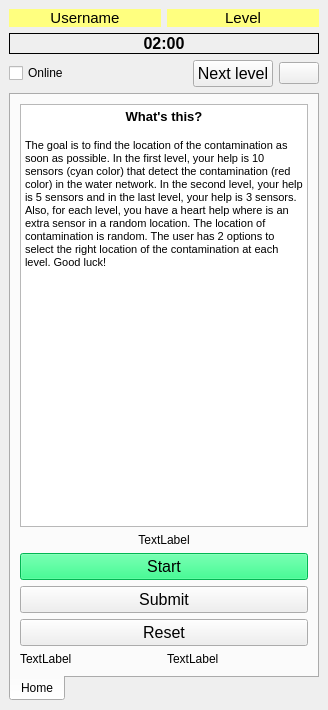
Above: ui/pathoGAME_dockwidget_base.ui from KIOS-Research/PathoGAME before the change. Below: the same form after it.
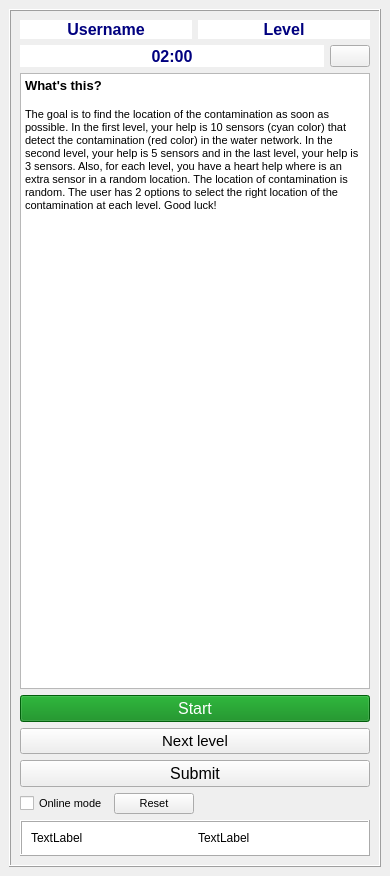
That is the form after the change. Icons and pictures are not drawn.

The edit to the form file:
```diff
--- a/ui/pathoGAME_dockwidget_base.ui
+++ b/ui/pathoGAME_dockwidget_base.ui
@@ -6,8 +6,8 @@
    <rect>
     <x>0</x>
     <y>0</y>
-    <width>328</width>
-    <height>710</height>
+    <width>390</width>
+    <height>876</height>
    </rect>
   </property>
   <property name="styleSheet">
@@ -18,8 +18,92 @@
   </property>
   <widget class="QWidget" name="dockWidgetContents">
    <layout class="QGridLayout" name="gridLayout">
-    <item row="4" column="0">
+    <item row="2" column="0">
+     <layout class="QVBoxLayout" name="verticalLayout">
+      <item>
+       <widget class="QFrame" name="frame_3">
+        <property name="frameShape">
+         <enum>QFrame::Box</enum>
+        </property>
+        <property name="frameShadow">
+         <enum>QFrame::Raised</enum>
+        </property>
+        <layout class="QGridLayout" name="gridLayout_4">
+         <item row="0" column="0">
+          <layout class="QVBoxLayout" name="verticalLayout_2">
+           <item>
+            <layout class="QHBoxLayout" name="horizontalLayout">
+             <item>
+              <widget class="QLabel" name="username_lbl">
+               <property name="sizePolicy">
+                <sizepolicy hsizetype="MinimumExpanding" vsizetype="Preferred">
+                 <horstretch>0</horstretch>
+                 <verstretch>0</verstretch>
+                </sizepolicy>
+               </property>
+               <property name="font">
+                <font>
+                 <pointsize>12</pointsize>
+                 <weight>75</weight>
+                 <bold>true</bold>
+                </font>
+               </property>
+               <property name="styleSheet">
+                <string notr="true">color: rgb(0, 0, 127);
+background-color: rgb(255, 255, 255);
+border-color: rgb(170, 255, 255);</string>
+               </property>
+               <property name="frameShape">
+                <enum>QFrame::NoFrame</enum>
+               </property>
+               <property name="text">
+                <string>Username</string>
+               </property>
+               <property name="alignment">
+                <set>Qt::AlignCenter</set>
+               </property>
+              </widget>
+             </item>
+             <item>
+              <widget class="QLabel" name="level_lbl">
+               <property name="sizePolicy">
+                <sizepolicy hsizetype="MinimumExpanding" vsizetype="Preferred">
+                 <horstretch>0</horstretch>
+                 <verstretch>0</verstretch>
+                </sizepolicy>
+               </property>
+               <property name="font">
+                <font>
+                 <pointsize>12</pointsize>
+                 <weight>75</weight>
+                 <bold>true</bold>
+                </font>
+               </property>
+               <property name="styleSheet">
+                <string notr="true">color: rgb(0, 0, 127);
+border-color: rgb(170, 255, 255);
+background-color: rgb(255, 255, 255);</string>
+               </property>
+               <property name="text">
+                <string> Level </string>
+               </property>
+               <property name="alignment">
+                <set>Qt::AlignCenter</set>
+               </property>
+              </widget>
+             </item>
+            </layout>
+           </item>
+           <item>
+            <layout class="QHBoxLayout" name="horizontalLayout_2">
+             <item>
      <widget class="QLabel" name="timer_lbl">
+               <property name="sizePolicy">
+                <sizepolicy hsizetype="MinimumExpanding" vsizetype="Preferred">
+                 <horstretch>0</horstretch>
+                 <verstretch>0</verstretch>
+                </sizepolicy>
+               </property>
       <property name="font">
        <font>
         <pointsize>12</pointsize>
@@ -27,8 +111,13 @@
         <bold>true</bold>
        </font>
       </property>
+               <property name="styleSheet">
+                <string notr="true">background-color: rgb(255, 255, 255);
+border-color: rgb(170, 255, 255);
+color: rgb(0, 0, 127);</string>
+               </property>
       <property name="frameShape">
-       <enum>QFrame::Box</enum>
+                <enum>QFrame::NoFrame</enum>
       </property>
       <property name="frameShadow">
        <enum>QFrame::Plain</enum>
@@ -41,15 +130,119 @@
       </property>
      </widget>
     </item>
-    <item row="5" column="0">
-     <layout class="QHBoxLayout" name="horizontalLayout_2">
+             <item>
+              <widget class="QPushButton" name="heart1_btn">
+               <property name="text">
+                <string/>
+               </property>
+              </widget>
+             </item>
+            </layout>
+           </item>
+           <item>
+            <widget class="QTextBrowser" name="textBrowser">
+             <property name="sizePolicy">
+              <sizepolicy hsizetype="Expanding" vsizetype="MinimumExpanding">
+               <horstretch>0</horstretch>
+               <verstretch>0</verstretch>
+              </sizepolicy>
+             </property>
+             <property name="horizontalScrollBarPolicy">
+              <enum>Qt::ScrollBarAlwaysOff</enum>
+             </property>
+             <property name="html">
+              <string>&lt;!DOCTYPE HTML PUBLIC &quot;-//W3C//DTD HTML 4.0//EN&quot; &quot;http://www.w3.org/TR/REC-html40/strict.dtd&quot;&gt;
+&lt;html&gt;&lt;head&gt;&lt;meta name=&quot;qrichtext&quot; content=&quot;1&quot; /&gt;&lt;style type=&quot;text/css&quot;&gt;
+p, li { white-space: pre-wrap; }
+&lt;/style&gt;&lt;/head&gt;&lt;body style=&quot; font-family:'MS Shell Dlg 2'; font-size:7.8pt; font-weight:400; font-style:normal;&quot;&gt;
+&lt;p style=&quot; margin-top:0px; margin-bottom:0px; margin-left:0px; margin-right:0px; -qt-block-indent:0; text-indent:0px;&quot;&gt;&lt;span style=&quot; font-size:10pt; font-weight:600;&quot;&gt;What's this?&lt;/span&gt;&lt;/p&gt;
+&lt;p align=&quot;center&quot; style=&quot;-qt-paragraph-type:empty; margin-top:0px; margin-bottom:0px; margin-left:0px; margin-right:0px; -qt-block-indent:0; text-indent:0px; font-size:10pt; font-weight:600;&quot;&gt;&lt;br /&gt;&lt;/p&gt;
+&lt;p style=&quot; margin-top:0px; margin-bottom:0px; margin-left:0px; margin-right:0px; -qt-block-indent:0; text-indent:0px;&quot;&gt;&lt;span style=&quot; font-size:8.25pt;&quot;&gt;The goal is to find the location of the contamination as soon as possible. In the first level, your help is 10 sensors (cyan color) that detect the contamination (red color) in the water network. In the second level, your help is 5 sensors and in the last level, your help is 3 sensors. Also, for each level, you have a heart help where is an extra sensor in a random location. The location of contamination is random. The user has 2 options to select the right location of the contamination at each level. Good luck! &lt;/span&gt;&lt;/p&gt;
+&lt;p align=&quot;center&quot; style=&quot; margin-top:0px; margin-bottom:0px; margin-left:0px; margin-right:0px; -qt-block-indent:0; text-indent:0px;&quot;&gt;&lt;img src=&quot;:/plugins/pathoGAME/icons/legend3.png&quot; width=&quot;330&quot; /&gt;&lt;/p&gt;&lt;/body&gt;&lt;/html&gt;</string>
+             </property>
+            </widget>
+           </item>
+          </layout>
+         </item>
+         <item row="1" column="0">
+          <layout class="QVBoxLayout" name="verticalLayout_3">
+           <item>
+            <widget class="QPushButton" name="start_btn">
+             <property name="font">
+              <font>
+               <pointsize>12</pointsize>
+              </font>
+             </property>
+             <property name="styleSheet">
+              <string notr="true">color: rgb(255, 255, 255);
+background-color: rgb(1, 131, 16);</string>
+             </property>
+             <property name="text">
+              <string>Start</string>
+             </property>
+            </widget>
+           </item>
+           <item>
+            <widget class="QPushButton" name="next_level_btn">
+             <property name="sizePolicy">
+              <sizepolicy hsizetype="MinimumExpanding" vsizetype="Fixed">
+               <horstretch>0</horstretch>
+               <verstretch>0</verstretch>
+              </sizepolicy>
+             </property>
+             <property name="font">
+              <font>
+               <pointsize>11</pointsize>
+              </font>
+             </property>
+             <property name="styleSheet">
+              <string notr="true"/>
+             </property>
+             <property name="text">
+              <string>Next level</string>
+             </property>
+            </widget>
+           </item>
+           <item>
+            <widget class="QPushButton" name="submit_btn">
+             <property name="font">
+              <font>
+               <pointsize>12</pointsize>
+              </font>
+             </property>
+             <property name="text">
+              <string>Submit</string>
+             </property>
+            </widget>
+           </item>
+           <item>
+            <layout class="QHBoxLayout" name="horizontalLayout_4">
       <item>
        <widget class="QCheckBox" name="onlinecheckBox">
         <property name="enabled">
          <bool>true</bool>
         </property>
+               <property name="font">
+                <font>
+                 <pointsize>8</pointsize>
+                </font>
+               </property>
         <property name="text">
-         <string>Online</string>
+                <string>Online mode</string>
+               </property>
+              </widget>
+             </item>
+             <item>
+              <widget class="QPushButton" name="clear_btn">
+               <property name="font">
+                <font>
+                 <pointsize>8</pointsize>
+                 <weight>50</weight>
+                 <bold>false</bold>
+                </font>
+               </property>
+               <property name="text">
+                <string>Reset</string>
         </property>
        </widget>
       </item>
@@ -66,44 +259,21 @@
         </property>
        </spacer>
       </item>
-      <item>
-       <widget class="QPushButton" name="next_level_btn">
-        <property name="font">
-         <font>
-          <pointsize>12</pointsize>
-         </font>
-        </property>
-        <property name="text">
-         <string>Next level</string>
-        </property>
-       </widget>
-      </item>
-      <item>
-       <widget class="QPushButton" name="heart1_btn">
-        <property name="text">
-         <string/>
-        </property>
-       </widget>
-      </item>
-     </layout>
-    </item>
-    <item row="6" column="0">
-     <widget class="QTabWidget" name="tabWidget">
-      <property name="tabPosition">
-       <enum>QTabWidget::South</enum>
-      </property>
-      <property name="currentIndex">
-       <number>0</number>
-      </property>
-      <property name="movable">
-       <bool>true</bool>
-      </property>
-      <widget class="QWidget" name="tab">
-       <attribute name="title">
-        <string>Home</string>
-       </attribute>
-       <layout class="QGridLayout" name="gridLayout_2">
-        <item row="8" column="0">
+            </layout>
+           </item>
+           <item>
+            <widget class="QFrame" name="frame_2">
+             <property name="styleSheet">
+              <string notr="true">background-color: rgb(255, 255, 255);</string>
+             </property>
+             <property name="frameShape">
+              <enum>QFrame::Box</enum>
+             </property>
+             <property name="frameShadow">
+              <enum>QFrame::Raised</enum>
+             </property>
+             <layout class="QGridLayout" name="gridLayout_3">
+              <item row="0" column="0">
          <layout class="QHBoxLayout" name="horizontalLayout_3">
           <item>
            <widget class="QLabel" name="pathocert_logo">
@@ -121,112 +291,14 @@
           </item>
          </layout>
         </item>
-        <item row="7" column="0">
-         <widget class="QPushButton" name="clear_btn">
-          <property name="font">
-           <font>
-            <pointsize>12</pointsize>
-           </font>
-          </property>
-          <property name="text">
-           <string>Reset</string>
-          </property>
-         </widget>
-        </item>
-        <item row="6" column="0">
-         <widget class="QPushButton" name="submit_btn">
-          <property name="font">
-           <font>
-            <pointsize>12</pointsize>
-           </font>
-          </property>
-          <property name="text">
-           <string>Submit</string>
-          </property>
-         </widget>
-        </item>
-        <item row="4" column="0">
-         <widget class="QPushButton" name="start_btn">
-          <property name="font">
-           <font>
-            <pointsize>12</pointsize>
-           </font>
-          </property>
-          <property name="styleSheet">
-           <string notr="true">background-color: rgb(1, 255, 115);</string>
-          </property>
-          <property name="text">
-           <string>Start</string>
-          </property>
-         </widget>
-        </item>
-        <item row="2" column="0">
-         <widget class="QTextBrowser" name="textBrowser">
-          <property name="html">
-           <string>&lt;!DOCTYPE HTML PUBLIC &quot;-//W3C//DTD HTML 4.0//EN&quot; &quot;http://www.w3.org/TR/REC-html40/strict.dtd&quot;&gt;
-&lt;html&gt;&lt;head&gt;&lt;meta name=&quot;qrichtext&quot; content=&quot;1&quot; /&gt;&lt;style type=&quot;text/css&quot;&gt;
-p, li { white-space: pre-wrap; }
-&lt;/style&gt;&lt;/head&gt;&lt;body style=&quot; font-family:'MS Shell Dlg 2'; font-size:7.8pt; font-weight:400; font-style:normal;&quot;&gt;
-&lt;p align=&quot;center&quot; style=&quot; margin-top:0px; margin-bottom:0px; margin-left:0px; margin-right:0px; -qt-block-indent:0; text-indent:0px;&quot;&gt;&lt;span style=&quot; font-size:10pt; font-weight:600;&quot;&gt;What's this?&lt;/span&gt;&lt;/p&gt;
-&lt;p align=&quot;center&quot; style=&quot;-qt-paragraph-type:empty; margin-top:0px; margin-bottom:0px; margin-left:0px; margin-right:0px; -qt-block-indent:0; text-indent:0px; font-size:10pt; font-weight:600;&quot;&gt;&lt;br /&gt;&lt;/p&gt;
-&lt;p style=&quot; margin-top:0px; margin-bottom:0px; margin-left:0px; margin-right:0px; -qt-block-indent:0; text-indent:0px;&quot;&gt;&lt;span style=&quot; font-size:8.25pt;&quot;&gt;The goal is to find the location of the contamination as soon as possible. In the first level, your help is 10 sensors (cyan color) that detect the contamination (red color) in the water network. In the second level, your help is 5 sensors and in the last level, your help is 3 sensors. Also, for each level, you have a heart help where is an extra sensor in a random location. The location of contamination is random. The user has 2 options to select the right location of the contamination at each level. Good luck! &lt;/span&gt;&lt;/p&gt;&lt;/body&gt;&lt;/html&gt;</string>
-          </property>
-         </widget>
-        </item>
-        <item row="3" column="0">
-         <widget class="QLabel" name="legend_label">
-          <property name="text">
-           <string>TextLabel</string>
-          </property>
-          <property name="alignment">
-           <set>Qt::AlignCenter</set>
-          </property>
-         </widget>
-        </item>
-       </layout>
-      </widget>
-     </widget>
-    </item>
-    <item row="0" column="0">
-     <layout class="QHBoxLayout" name="horizontalLayout">
-      <item>
-       <widget class="QLabel" name="username_lbl">
-        <property name="font">
-         <font>
-          <pointsize>11</pointsize>
-          <weight>50</weight>
-          <bold>false</bold>
-         </font>
-        </property>
-        <property name="styleSheet">
-         <string notr="true">background-color: rgb(255, 255, 127);</string>
-        </property>
-        <property name="text">
-         <string>Username</string>
-        </property>
-        <property name="alignment">
-         <set>Qt::AlignCenter</set>
-        </property>
-       </widget>
-      </item>
-      <item>
-       <widget class="QLabel" name="level_lbl">
-        <property name="font">
-         <font>
-          <pointsize>11</pointsize>
-         </font>
-        </property>
-        <property name="styleSheet">
-         <string notr="true">background-color: rgb(255, 255, 127);</string>
-        </property>
-        <property name="text">
-         <string> Level </string>
-        </property>
-        <property name="alignment">
-         <set>Qt::AlignCenter</set>
-        </property>
-       </widget>
-      </item>
+             </layout>
+            </widget>
+           </item>
+          </layout>
+         </item>
+        </layout>
+       </widget>
+      </item>
      </layout>
     </item>
    </layout>
```
Left out of the diff: 4 changed lines with no effect on the pictures. Lines whose indentation alone changed are shown as unchanged.
